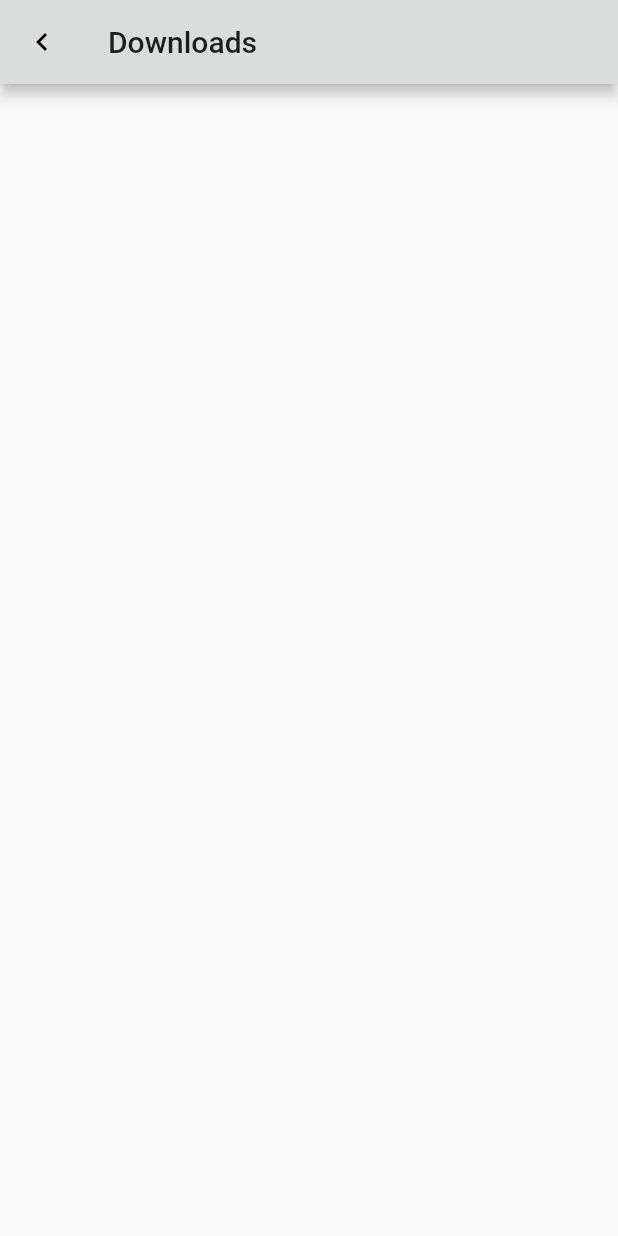
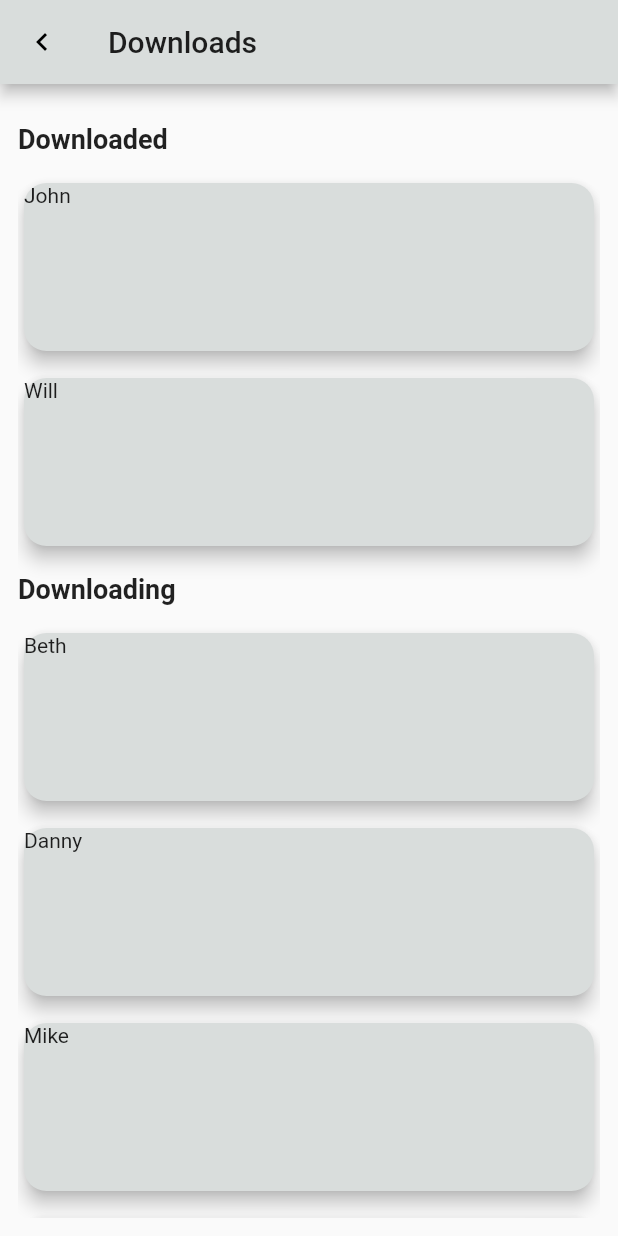
Before and after one commit to devalchauhan/xendit-gallery, a Flutter app: the screen it shows after launch, after a tap on the "download" icon, on a phone screen of 412 x 824 dp. Run offline on Flutter 3.47's test engine with Material 2 defaults, Android fonts, the phone set to English and light mode, and no system bars; drawn by our look-alikes of grouped_list; our stand-ins replace bloc, cached_network_image, dartz, equatable, flutter_bloc, get_it and 1 more; network calls fail.

Commit message:
[XG-02] - working on download page ui

```diff
--- /dev/null
+++ b/xendit_gallery/lib/constants/text_styles.dart
@@ -0,0 +1,4 @@
+import 'package:flutter/cupertino.dart';
+
+const kGroupTitleTextStyle =
+    TextStyle(fontSize: 18, fontWeight: FontWeight.bold);
--- a/xendit_gallery/lib/features/image_detail/data/datasource/image_detail_datasource.dart
+++ b/xendit_gallery/lib/features/image_detail/data/datasource/image_detail_datasource.dart
@@ -1,14 +1,20 @@
-import 'package:xendit_gallery/features/image_detail/data/repositories/image_detail_repository_impl.dart';
-import 'package:xendit_gallery/features/image_detail/domain/entities/image_detail.dart';
+import 'package:xendit_gallery/core/error/exceptions/exceptions.dart';
+import 'package:xendit_gallery/features/image_detail/data/model/image_detail_model.dart';
 
 abstract class ImageDetailDatasource {
-  Future<List<ImageDetailEntity>> getImageDetail();
+  Future<List<ImageDetailModel>> getImageDetail();
 }
 
 class ImageDetailDatasourceImpl implements ImageDetailDatasource {
+  List<ImageDetailModel> allImages = [];
   @override
-  Future<List<ImageDetailEntity>> getImageDetail() {
-    // TODO: implement getImageDetail
-    throw UnimplementedError();
+  Future<List<ImageDetailModel>> getImageDetail() {
+    try {
+      print('call local db');
+      // call local db here
+      return Future.value(allImages);
+    } catch (e) {
+      throw DownloadException(error: e.toString());
+    }
   }
 }
--- a/xendit_gallery/lib/features/image_detail/data/model/image_detail_model.dart
+++ b/xendit_gallery/lib/features/image_detail/data/model/image_detail_model.dart
@@ -1,5 +1,19 @@
 import 'package:flutter/foundation.dart';
 import 'package:xendit_gallery/features/image_detail/domain/entities/image_detail.dart';
+
+class AllImageDetails {
+  List<ImageDetailModel> allImageDetails = [];
+  AllImageDetails({this.allImageDetails});
+
+  AllImageDetails.fromJson(Map<String, dynamic> json) {
+    if (json['hits'] != null) {
+      json['hits'].forEach((v) {
+        ImageDetailModel imageModel = ImageDetailModel.fromJson(v);
+        allImageDetails.add(imageModel);
+      });
+    }
+  }
+}
 
 class ImageDetailModel extends ImageDetailEntity {
   ImageDetailModel(
@@ -27,4 +41,15 @@ class ImageDetailModel extends ImageDetailEntity {
       'localLargeImagePath': localLargeImagePath,
     };
   }
+
+  factory ImageDetailModel.fromJson(Map<String, dynamic> json) {
+    return ImageDetailModel(
+      id: json['id'],
+      previewURL: json['previewURL'],
+      largeImageURL: json['largeImageURL'],
+      downloadStatus: json['downloadStatus'],
+      localPreviewPath: json['localPreviewPath'],
+      localLargeImagePath: json['localLargeImagePath'],
+    );
+  }
 }
--- a/xendit_gallery/lib/features/image_detail/data/repositories/image_detail_repository_impl.dart
+++ b/xendit_gallery/lib/features/image_detail/data/repositories/image_detail_repository_impl.dart
@@ -1,15 +1,20 @@
 import 'package:dartz/dartz.dart';
 import 'package:xendit_gallery/core/error/failures/failure.dart';
 import 'package:xendit_gallery/features/image_detail/data/datasource/image_detail_datasource.dart';
-import 'package:xendit_gallery/features/image_detail/domain/entities/image_detail.dart';
+import 'package:xendit_gallery/features/image_detail/data/model/image_detail_model.dart';
 import 'package:xendit_gallery/features/image_detail/domain/repository/image_detail_repository.dart';
 
 class ImageDetailRepositoryImpl implements ImageDetailRepository {
   ImageDetailDatasource imageDetailDatasource;
   ImageDetailRepositoryImpl({this.imageDetailDatasource});
   @override
-  Future<Either<Failure, List<ImageDetailEntity>>> getImageDetail() {
-    // TODO: implement getImageDetail
-    throw UnimplementedError();
+  Future<Either<Failure, List<ImageDetailModel>>> getImageDetail() async {
+    try {
+      final List<ImageDetailModel> _images =
+          await imageDetailDatasource.getImageDetail();
+      return Right(_images);
+    } catch (e) {
+      return Left(DownloadFailure(error: e.error));
+    }
   }
 }
--- a/xendit_gallery/lib/features/image_detail/domain/repository/image_detail_repository.dart
+++ b/xendit_gallery/lib/features/image_detail/domain/repository/image_detail_repository.dart
@@ -1,7 +1,7 @@
 import 'package:dartz/dartz.dart';
 import 'package:xendit_gallery/core/error/failures/failure.dart';
-import 'package:xendit_gallery/features/image_detail/domain/entities/image_detail.dart';
+import 'package:xendit_gallery/features/image_detail/data/model/image_detail_model.dart';
 
 abstract class ImageDetailRepository {
-  Future<Either<Failure, List<ImageDetailEntity>>> getImageDetail();
+  Future<Either<Failure, List<ImageDetailModel>>> getImageDetail();
 }
--- a/xendit_gallery/lib/features/image_detail/presentation/cubit/image_detail_cubit.dart
+++ b/xendit_gallery/lib/features/image_detail/presentation/cubit/image_detail_cubit.dart
@@ -10,15 +10,15 @@ part 'image_detail_state.dart';
 class ImageDetailCubit extends Cubit<ImageDetailState> {
   GetImageDetail getImageDetail;
   ImageDetailCubit({this.getImageDetail}) : super(ImageDetailInitial());
-}
 
   void callGetImageDetailList(NoParams params) async {
-  /*final downloadFailedOrSuccess = await getImageDetail();
+    final downloadFailedOrSuccess = await getImageDetail(params);
     downloadFailedOrSuccess.fold(
       (l) {
         final failure = l as DownloadFailure;
         emit(LoadingErrorState(error: failure.error));
       },
       (r) => emit(LoadedState(imageDetailList: r)),
-  );*/
+    );
   }
+}
--- a/xendit_gallery/lib/features/image_detail/presentation/page/image_detail.dart
+++ b/xendit_gallery/lib/features/image_detail/presentation/page/image_detail.dart
@@ -1,6 +1,32 @@
 import 'package:flutter/material.dart';
+import 'package:flutter_bloc/flutter_bloc.dart';
+import 'package:grouped_list/grouped_list.dart';
+import 'package:xendit_gallery/core/usecases/usecase.dart';
+import 'package:xendit_gallery/features/image_detail/presentation/cubit/image_detail_cubit.dart';
+import 'package:xendit_gallery/features/image_detail/presentation/widgets/image_detail_widgets.dart';
 
-class ImageDetail extends StatelessWidget {
+List _elements = [
+  {'name': 'John', 'group': 'Downloaded'},
+  {'name': 'Will', 'group': 'Downloaded'},
+  {'name': 'Beth', 'group': 'Downloading'},
+  {'name': 'Miranda', 'group': 'Downloading'},
+  {'name': 'Mike', 'group': 'Downloading'},
+  {'name': 'Danny', 'group': 'Downloading'},
+];
+
+class ImageDetail extends StatefulWidget {
+  @override
+  _ImageDetailState createState() => _ImageDetailState();
+}
+
+class _ImageDetailState extends State<ImageDetail> {
+  @override
+  void initState() {
+    BlocProvider.of<ImageDetailCubit>(context)
+        .callGetImageDetailList(NoParams());
+    super.initState();
+  }
+
   @override
   Widget build(BuildContext context) {
     return Scaffold(
@@ -13,6 +39,40 @@ class ImageDetail extends StatelessWidget {
           },
         ),
       ),
+      body: BlocListener<ImageDetailCubit, ImageDetailState>(
+        listener: (context, state) {},
+        child: BlocBuilder<ImageDetailCubit, ImageDetailState>(
+          builder: (BuildContext context, ImageDetailState imageListState) {
+            if (imageListState is ImageDetailInitial) {
+              return Center(child: CircularProgressIndicator());
+            }
+            if (imageListState is LoadedState) {
+              return Padding(
+                padding: const EdgeInsets.all(12.0),
+                child: GroupedListView<dynamic, String>(
+                  elements: _elements,
+                  groupBy: (element) => element['group'],
+                  groupSeparatorBuilder: (String groupByValue) => SectionHeader(
+                    groupByValue: groupByValue,
+                  ),
+                  separator: SizedBox(
+                    height: 10,
+                  ),
+                  itemBuilder: (context, dynamic element) => SectionRow(
+                    element: element,
+                  ),
+                  itemComparator: (item1, item2) =>
+                      item1['name'].compareTo(item2['name']), // optional
+                  useStickyGroupSeparators: false, // optional
+                  floatingHeader: true, // optional
+                  order: GroupedListOrder.ASC, // optional
+                ),
+              );
+            }
+            return Container();
+          },
+        ),
+      ),
     );
   }
 }
--- /dev/null
+++ b/xendit_gallery/lib/features/image_detail/presentation/widgets/image_detail_widgets.dart
@@ -0,0 +1,42 @@
+import 'package:flutter/material.dart';
+import 'package:xendit_gallery/constants/colors.dart';
+import 'package:xendit_gallery/constants/text_styles.dart';
+
+class SectionHeader extends StatelessWidget {
+  String groupByValue;
+  SectionHeader({@required this.groupByValue});
+
+  @override
+  Widget build(BuildContext context) {
+    return Container(
+      height: 50,
+      child: Align(
+        alignment: Alignment.centerLeft,
+        child: Text(
+          groupByValue,
+          style: kGroupTitleTextStyle,
+        ),
+      ),
+    );
+  }
+}
+
+class SectionRow extends StatelessWidget {
+  dynamic element;
+  SectionRow({@required this.element});
+
+  @override
+  Widget build(BuildContext context) {
+    return Container(
+      height: 120,
+      child: Card(
+        shape: RoundedRectangleBorder(
+          borderRadius: BorderRadius.circular(15.0),
+        ),
+        elevation: 5,
+        color: kPrimaryColor,
+        child: Text(element['name']),
+      ),
+    );
+  }
+}
--- a/xendit_gallery/lib/features/image_list/presentation/page/image_list.dart
+++ b/xendit_gallery/lib/features/image_list/presentation/page/image_list.dart
@@ -56,9 +56,7 @@ class _ImageListState extends State<ImageList> {
         ],
       ),
       body: BlocListener<ImageListCubit, ImageListState>(
-        listener: (context, state) {
-          if (state is ImageListInitial) {}
-        },
+        listener: (context, state) {},
         child: BlocBuilder<ImageListCubit, ImageListState>(
           builder: (BuildContext context, ImageListState imageListState) {
             if (imageListState is ImageListInitial) {
--- a/xendit_gallery/pubspec.yaml
+++ b/xendit_gallery/pubspec.yaml
@@ -20,6 +20,7 @@ dependencies:
   http: ^0.13.3
   cached_network_image: ^3.0.0
   shimmer: ^2.0.0
+  grouped_list: ^4.0.0
 
 
 dev_dependencies:
```
Lines whose indentation alone changed are shown as unchanged.
